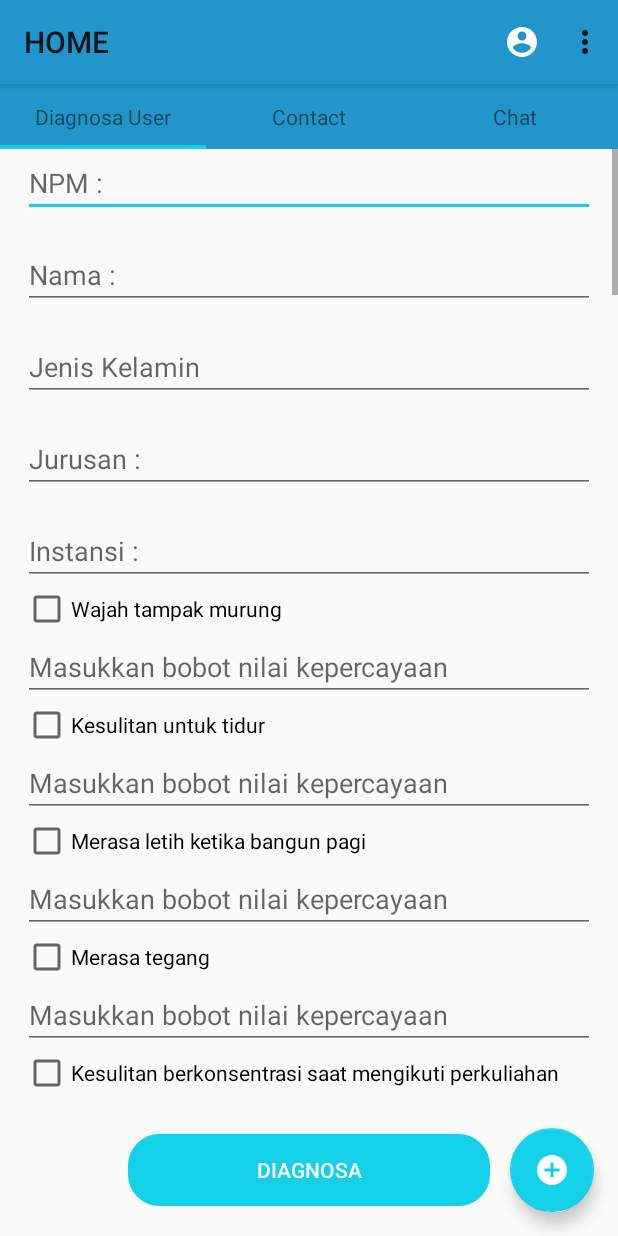
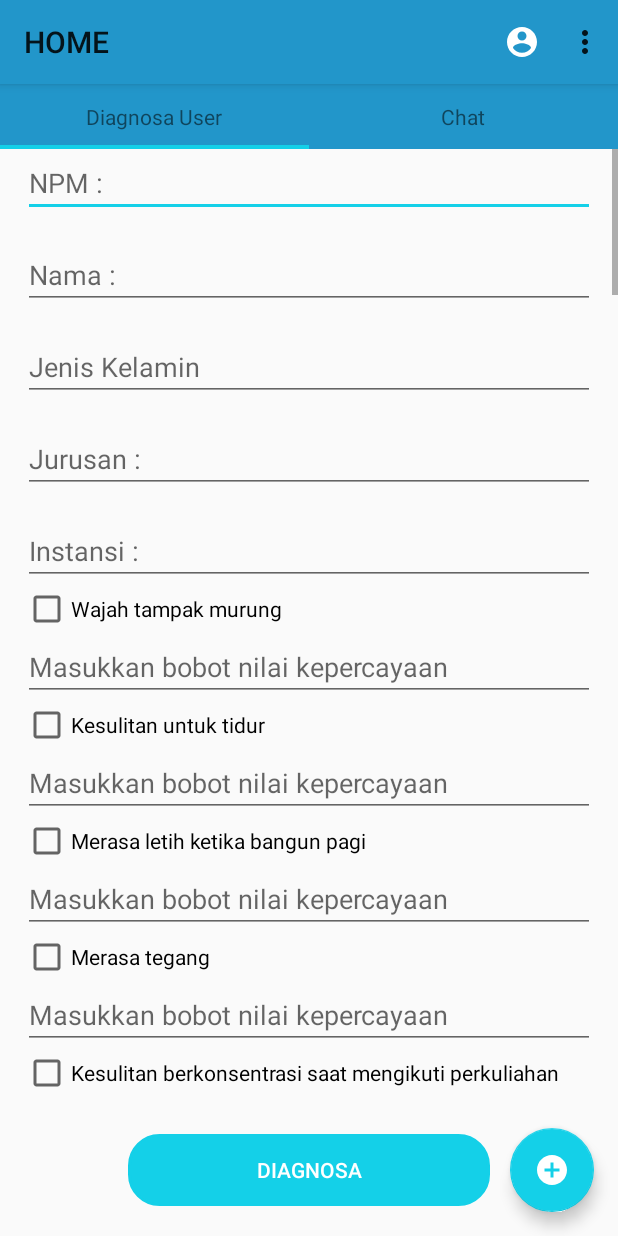
Before and after one commit to holis12821/belajar_Android_pengenalan_material_design, an Android app: the MainActivity screen opened directly, with no data from a screen before it, on a phone screen of 412 x 824 dp. Run offline under Robolectric (Android 15) with nearby library versions, the light colour scheme and no system bars; our stand-ins replace CircleImageView, Firebase (no records; nobody signed in at launch, a user with empty details on screens opened directly).

Commit message:
menghapus fragment contact pada class MyAdapter.java

```diff
--- a/app/src/main/java/com/example/belajar_android_pengenalan_material_design/tab/MyAdapter.java
+++ b/app/src/main/java/com/example/belajar_android_pengenalan_material_design/tab/MyAdapter.java
@@ -11,7 +11,7 @@ import com.example.belajar_android_pengenalan_material_design.fragmentusers.Home
 
 public class MyAdapter  extends FragmentPagerAdapter {
     /*define field class*/
-    private final String[] titles = {"Diagnosa User","Contact","Chat"};
+    private final String[] titles = {"Diagnosa User","Chat"};
     /*Define Constructor*/
     public MyAdapter(FragmentManager fm){
         super(fm);
```
